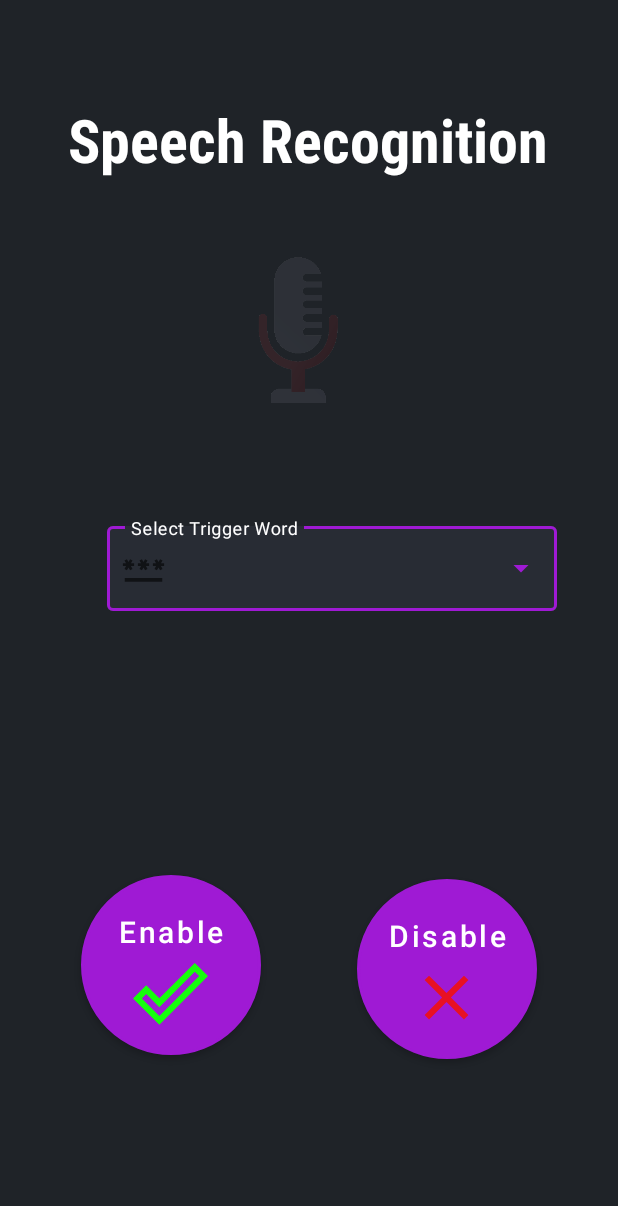
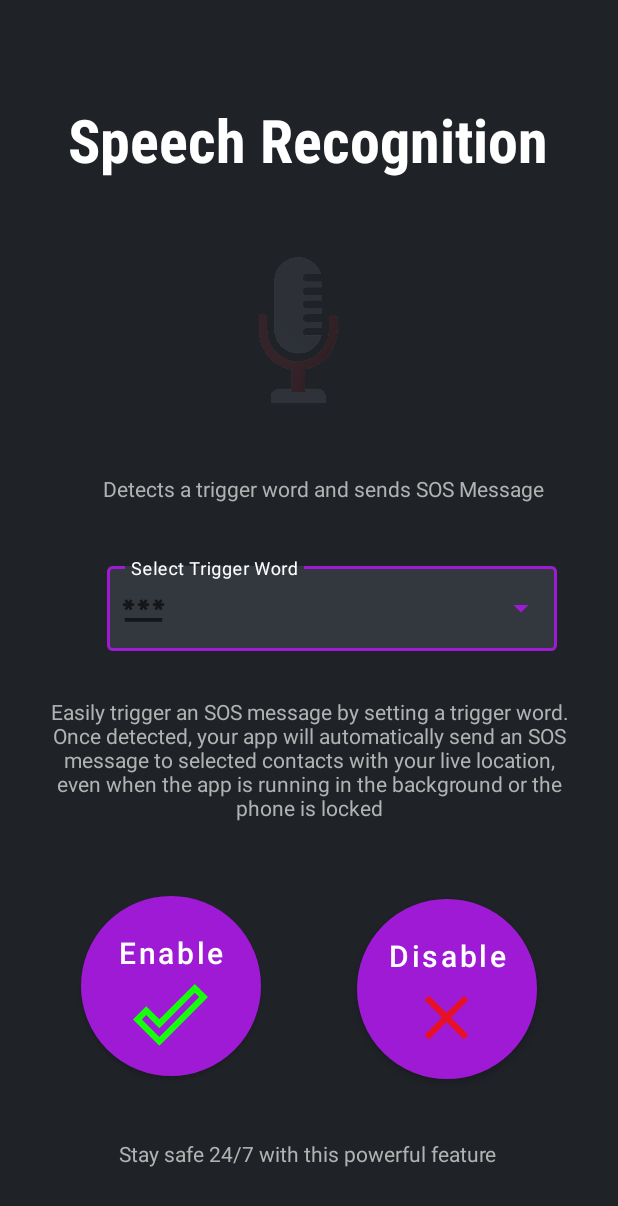
Before and after one commit to swastikbansal/Kavach, an Android app: the VoiceRecognition screen opened directly, with no data from a screen before it, on a phone screen of 412 x 824 dp. Shown: the top 1206 px of the screen. Run offline under Robolectric (Android 15) with nearby library versions, the phone set to English and light mode, and no system bars; Roboto replaces fonts that are not available here.

Commit message:
Speech Recognition window updated.

```diff
--- a/app/src/main/res/layout/activity_voice_recognition.xml
+++ b/app/src/main/res/layout/activity_voice_recognition.xml
@@ -38,6 +38,53 @@
         app:layout_constraintStart_toStartOf="parent"
         app:layout_constraintTop_toTopOf="parent"
         app:layout_constraintVertical_bias="0.27" />
+
+    <com.google.android.material.textfield.TextInputLayout
+        android:id="@+id/spinnerDropdown1"
+        style="@style/Widget.MaterialComponents.TextInputLayout.OutlinedBox.ExposedDropdownMenu"
+        android:layout_width="300dp"
+        android:layout_height="wrap_content"
+        android:layout_marginStart="60dp"
+        android:layout_marginTop="40dp"
+        android:layout_marginEnd="40dp"
+        android:layout_marginBottom="260dp"
+        android:hint="@string/DropDown_Hint"
+        app:boxBackgroundColor="@color/spinnerBar_color"
+        app:hintTextColor="@color/white"
+        app:layout_constraintBottom_toBottomOf="parent"
+        app:layout_constraintEnd_toEndOf="parent"
+        app:layout_constraintHorizontal_bias="0.95"
+        app:layout_constraintStart_toStartOf="parent"
+        app:layout_constraintTop_toBottomOf="@+id/gifsr"
+        app:layout_constraintVertical_bias="0.329"
+        app:startIconDrawable="@drawable/baseline_triggerword">
+
+        <!-- This is the AutoCompleteTextView with the dropdown items -->
+        <AutoCompleteTextView
+            android:id="@+id/autoCompleteTextView"
+            android:layout_width="match_parent"
+            android:layout_height="wrap_content"
+            android:dropDownVerticalOffset="666dp"
+            android:inputType="none"
+            android:textColor="@color/white"
+            tools:layout_editor_absoluteX="58dp"
+            tools:layout_editor_absoluteY="353dp" />
+
+    </com.google.android.material.textfield.TextInputLayout>
+
+    <TextView
+        android:id="@+id/descriptionText1"
+        android:layout_width="wrap_content"
+        android:layout_height="wrap_content"
+        android:layout_marginTop="10dp"
+        android:layout_marginEnd="16dp"
+        android:text="@string/vrHeading"
+        android:textColor="@color/srDescription"
+        app:layout_constraintBottom_toTopOf="@+id/spinnerDropdown1"
+        app:layout_constraintEnd_toEndOf="parent"
+        app:layout_constraintHorizontal_bias="0.672"
+        app:layout_constraintStart_toStartOf="parent"
+        app:layout_constraintTop_toBottomOf="@+id/gifsr" />
 
     <Button
         android:id="@+id/startButton"
@@ -81,36 +128,31 @@
         app:layout_constraintStart_toEndOf="@+id/startButton"
         app:layout_constraintTop_toBottomOf="@+id/spinnerDropdown1" />
 
-    <com.google.android.material.textfield.TextInputLayout
-        android:id="@+id/spinnerDropdown1"
-        style="@style/Widget.MaterialComponents.TextInputLayout.OutlinedBox.ExposedDropdownMenu"
-        android:layout_width="300dp"
+    <TextView
+        android:id="@+id/descriptionText2"
+        android:layout_width="350dp"
         android:layout_height="wrap_content"
-        android:layout_marginStart="60dp"
-        android:layout_marginEnd="40dp"
-        android:layout_marginBottom="260dp"
-        android:hint="@string/DropDown_Hint"
-        app:boxBackgroundColor="@color/statusBar_color"
-        app:hintTextColor="@color/white"
+        android:layout_marginTop="10dp"
+        android:text="@string/vrDescription"
+        android:textAlignment="center"
+        android:textColor="@color/srDescription"
         app:layout_constraintBottom_toBottomOf="parent"
         app:layout_constraintEnd_toEndOf="parent"
-        app:layout_constraintHorizontal_bias="0.95"
         app:layout_constraintStart_toStartOf="parent"
-        app:layout_constraintTop_toBottomOf="@+id/gifsr"
-        app:layout_constraintVertical_bias="0.329"
-        app:startIconDrawable="@drawable/baseline_triggerword">
+        app:layout_constraintTop_toBottomOf="@+id/spinnerDropdown1"
+        app:layout_constraintVertical_bias="0.07" />
 
-        <!-- This is the AutoCompleteTextView with the dropdown items -->
-        <AutoCompleteTextView
-            android:id="@+id/autoCompleteTextView"
-            android:layout_width="match_parent"
-            android:layout_height="wrap_content"
-            android:dropDownVerticalOffset="666dp"
-            android:inputType="none"
-            android:textColor="@color/white"
-            tools:layout_editor_absoluteX="58dp"
-            tools:layout_editor_absoluteY="353dp" />
-
-    </com.google.android.material.textfield.TextInputLayout>
+    <TextView
+        android:id="@+id/descriptionText3"
+        android:layout_width="wrap_content"
+        android:layout_height="wrap_content"
+        android:text="@string/vrFooter"
+        android:textColor="@color/srDescription"
+        app:layout_constraintBottom_toBottomOf="parent"
+        app:layout_constraintEnd_toEndOf="parent"
+        app:layout_constraintHorizontal_bias="0.496"
+        app:layout_constraintStart_toStartOf="parent"
+        app:layout_constraintTop_toBottomOf="@+id/descriptionText2"
+        app:layout_constraintVertical_bias="0.824" />
 
 </androidx.constraintlayout.widget.ConstraintLayout>
--- a/app/src/main/res/layout/trigger_word.xml
+++ b/app/src/main/res/layout/trigger_word.xml
@@ -2,7 +2,7 @@
 <TextView xmlns:android="http://schemas.android.com/apk/res/android"
     android:layout_width="match_parent"
     android:layout_height="wrap_content"
-    android:background="@color/statusBar_color"
+    android:background="@color/spinnerBar_color"
     android:padding="10dp"
     android:textSize="16sp"
     android:ellipsize="end"
--- a/app/src/main/res/values/colors.xml
+++ b/app/src/main/res/values/colors.xml
@@ -9,6 +9,7 @@
     <color name="white">#FFFFFFFF</color>
     <color name="statusBar_color">#282c34</color>
     <color name="spinnerBar_color">#33373e</color>
+    <color name="srDescription">#b2b2b2</color>
     <color name="spinnerElements">#FF7300</color>
     <color name="enable_startbutton">#1dee1d</color>
     <color name="enable_endbutton">#00dae9</color>
--- a/app/src/main/res/values/strings.xml
+++ b/app/src/main/res/values/strings.xml
@@ -25,6 +25,9 @@
     <string name="switch_on">ON</string>
     <string name="switch_off">OFF</string>
     <string name="DropDown_Hint">Select Trigger Word</string>
+    <string name="vrHeading">Detects a trigger word and sends SOS Message</string>
+    <string name="vrDescription">Easily trigger an SOS message by setting a trigger word. Once detected, your app will automatically send an SOS message to selected contacts with your live location, even when the app is running in the background or the phone is locked</string>
+    <string name="vrFooter">Stay safe 24/7 with this powerful feature</string>
 
     <string-array name="trigger_words">
         <item>Alexa</item>
```
